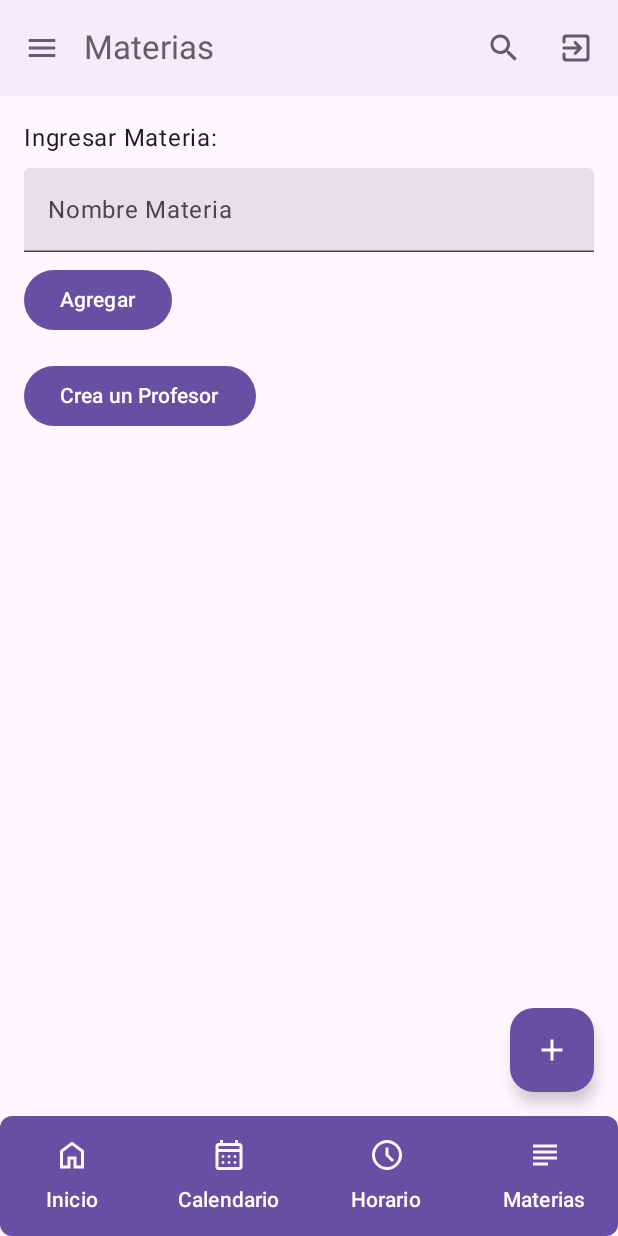
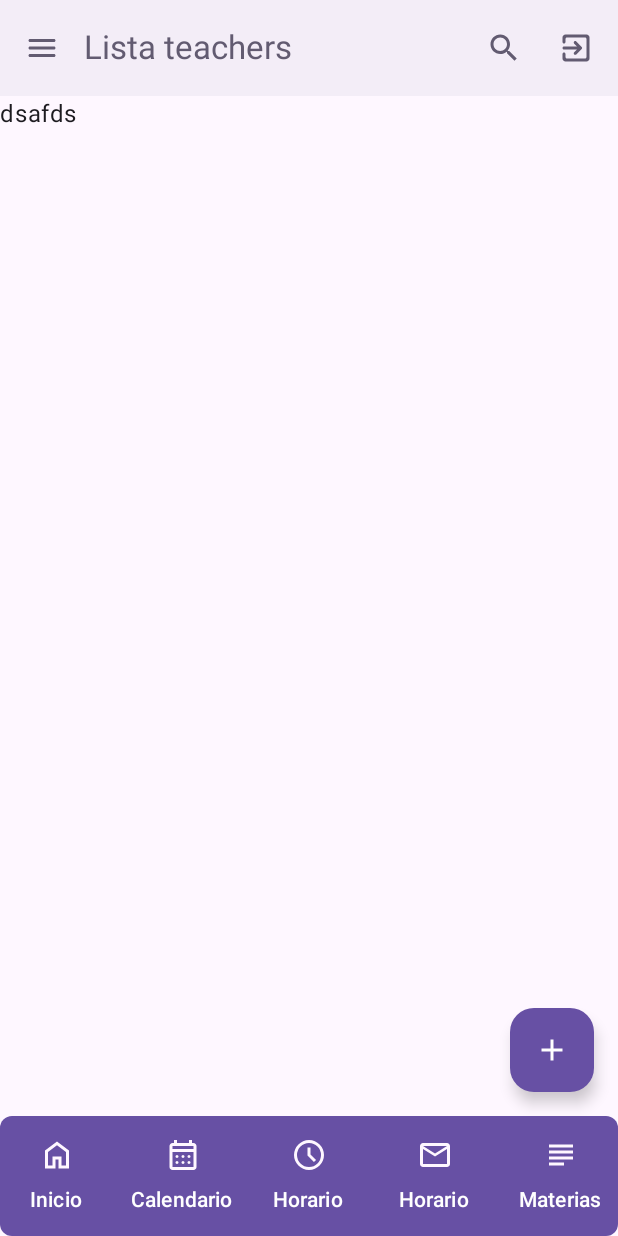
Before and after one commit to Jair-Delgado/Kuya-Yana-Mobile, an Android app built with Jetpack Compose: the KuyaYanaApp screen opened through its navigation route, item 4 of the bottom bar chosen, on a phone screen of 412 x 824 dp. Run offline under Robolectric (Android 15) with nearby library versions, the phone set to English and light mode, and no system bars; our stand-ins replace Firebase (no records; nobody signed in at launch, a user with empty details on screens opened directly), livedata-compose.

Commit message:
teacher List route

```diff
--- a/app/src/main/java/com/kuyayana/kuyayana/KuyaYanaMain.kt
+++ b/app/src/main/java/com/kuyayana/kuyayana/KuyaYanaMain.kt
@@ -70,6 +70,7 @@ import com.kuyayana.kuyayana.ui.view.LoginScreen
 import com.kuyayana.kuyayana.ui.view.ScheduleScreen
 import com.kuyayana.kuyayana.ui.view.SubjectScreen
 import com.kuyayana.kuyayana.ui.view.TaskList
+import com.kuyayana.kuyayana.ui.view.TeacherListScreen
 import com.kuyayana.kuyayana.ui.viewmodel.CategoryViewModel
 import com.kuyayana.kuyayana.ui.viewmodel.EventViewModel
 import com.kuyayana.kuyayana.ui.viewmodel.SubjectViewModel
@@ -157,6 +158,9 @@ fun KuyaYanaApp(
                     composable(route = KuyaYanaScreen.Teacher.name){
                         TeacherScreen(teacherViewModel = TeacherViewModel())
                     }
+                    composable(route = KuyaYanaScreen.TeacherList.name){
+                       TeacherListScreen()
+                    }
                 }
                 Box(
                     modifier = Modifier
--- a/app/src/main/java/com/kuyayana/kuyayana/data/routes/Routes.kt
+++ b/app/src/main/java/com/kuyayana/kuyayana/data/routes/Routes.kt
@@ -13,4 +13,5 @@ enum class KuyaYanaScreen(val title: Int){
     Login(title = ( R.string.inicio)),
     Register(title = ( R.string.inicio)),
     Main(title = ( R.string.inicio)),
+    TeacherList(title = (R.string.lista_teachers))
 }
--- /dev/null
+++ b/app/src/main/java/com/kuyayana/kuyayana/ui/view/TeacherList.kt
@@ -0,0 +1,11 @@
+package com.kuyayana.kuyayana.ui.view
+
+import androidx.compose.material3.Text
+import androidx.compose.material3.TextField
+import androidx.compose.runtime.Composable
+
+@Composable
+fun TeacherListScreen(){
+
+    Text(text="dsafds")
+}
--- a/app/src/main/java/com/kuyayana/kuyayana/ui/view/appBars/ButtonNavigationBar.kt
+++ b/app/src/main/java/com/kuyayana/kuyayana/ui/view/appBars/ButtonNavigationBar.kt
@@ -74,6 +74,20 @@ fun KuyaYanaNavigationBar(
         )
         NavigationBarItem(
             icon = {Icon(
+                painter = painterResource(id = R.drawable.mail),
+                contentDescription = "teachers",
+                tint = MaterialTheme.colorScheme.surface
+            )},
+            label = { Text(
+                stringResource(id = R.string.horario),
+                color = Color.White,
+                style = MaterialTheme.typography.labelLarge
+            ) },
+            selected = false,
+            onClick = { navController.navigate(KuyaYanaScreen.TeacherList.name) }
+        )
+        NavigationBarItem(
+            icon = {Icon(
                 painter = painterResource(id = R.drawable.subject),
                 contentDescription = stringResource(id = R.string.asignaturas),
                 tint = MaterialTheme.colorScheme.surface
--- a/app/src/main/res/values/strings.xml
+++ b/app/src/main/res/values/strings.xml
@@ -14,4 +14,5 @@
     <string name="ingrese_su_correo_electr_nico">Ingrese su correo electrónico</string>
     <string name="pass">Contraseña</string>
     <string name="cerrando_sesion">Cerrando Sesion</string>
+    <string name="lista_teachers">Lista teachers</string>
 </resources>
```
